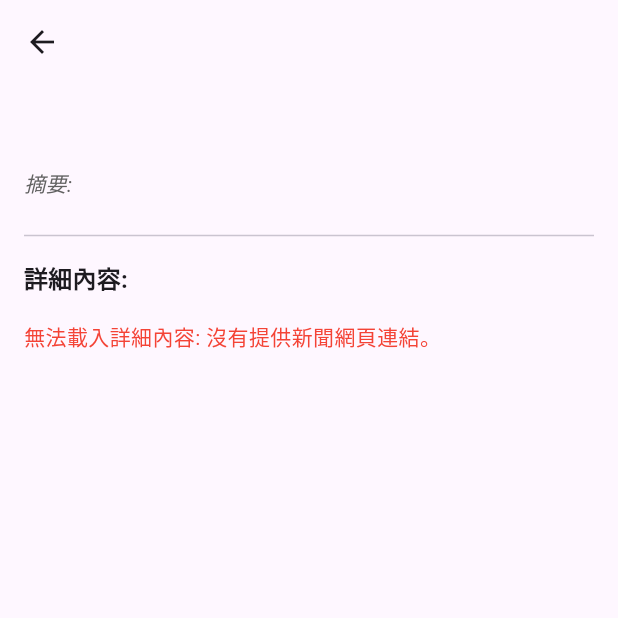
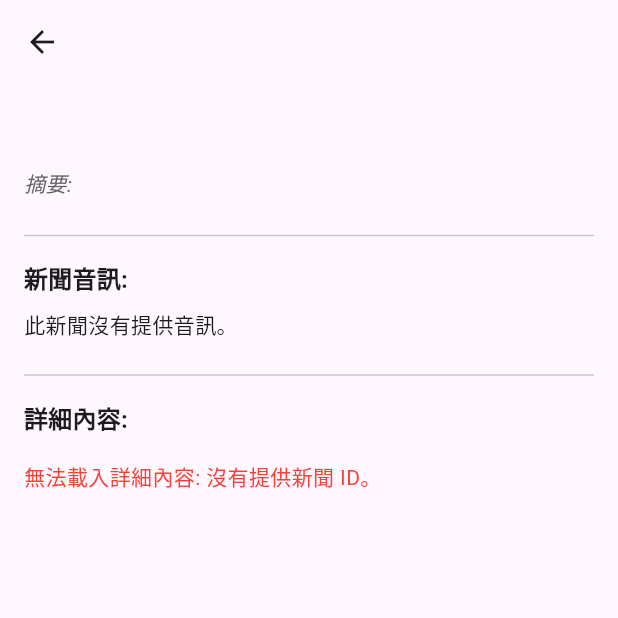
Before and after one commit to xiaomingtseng/JP_Learning, a Flutter app: the NewsDetailScreen screen opened directly with empty values, on a phone screen of 412 x 824 dp, the top half of it. Run offline on Flutter 3.47's test engine with Material 3 defaults, Android fonts, the phone set to English and light mode, and no system bars; our stand-ins replace audioplayers, firebase_auth, firebase_core, google_sign_in, shared_preferences; missing offline and left inert: ruby_text; accounts and stored records are empty; network calls fail.

Commit message:
修正抓取新聞的內容，並新增音檔

```diff
--- a/lib/models/news_article.dart
+++ b/lib/models/news_article.dart
@@ -1,21 +1,26 @@
 // filepath: d:\Github\flutter\jp_learning\lib\models\news_article.dart
 class NewsArticle {
+  final String newsId; // 新增 news_id 欄位
   final String title;
   final String summary;
   final String imageUrl;
-  final String newsWebUrl; // 新增網頁連結欄位
+  final String newsWebUrl; // 這個是原始新聞的 URL，可以保留
+  final String newsEasyVoiceUri;
 
   NewsArticle({
+    required this.newsId, // 加入建構子
     required this.title,
     required this.summary,
     this.imageUrl = '',
-    this.newsWebUrl = '', // 初始化
+    this.newsWebUrl = '',
+    this.newsEasyVoiceUri = '',
   });
 
   // 當從 API 獲取 JSON 資料時，通常會添加一個 factory constructor
   // 例如:
   factory NewsArticle.fromJson(Map<String, dynamic> json) {
     return NewsArticle(
+      newsId: json['news_id'] ?? '', // 解析 news_id
       title:
           json['title_with_ruby'] ??
           json['title'] ??
@@ -23,6 +28,7 @@ class NewsArticle {
       summary: json['title'] ?? '詳細內容待載入', // NHK Easy News 的原始標題作為摘要
       imageUrl: json['news_web_image_uri'] ?? '', // NHK Easy News 的圖片網址
       newsWebUrl: json['news_web_url'] ?? '', // 解析 news_web_url
+      newsEasyVoiceUri: json['news_easy_voice_uri'] ?? '',
     );
   }
 
--- a/lib/screens/news_detail_screen.dart
+++ b/lib/screens/news_detail_screen.dart
@@ -1,5 +1,6 @@
 import 'package:flutter/material.dart';
 import 'package:ruby_text/ruby_text.dart';
+import 'package:audioplayers/audioplayers.dart'; // 匯入 audioplayers
 import '../models/news_article.dart';
 import '../services/web_content_service.dart';
 import '../utils/text_parser.dart'; // 假設您有此檔案來解析 RubyTextData
@@ -19,26 +20,114 @@ class _NewsDetailScreenState extends State<NewsDetailScreen> {
   bool _isLoadingContent = true;
   String? _contentError;
 
+  final AudioPlayer _audioPlayer = AudioPlayer(); // 建立 AudioPlayer 實例
+  PlayerState? _playerState;
+  bool _isAudioLoading = false;
+  String? _audioError;
+  String _fullAudioUrl = "";
+
   @override
   void initState() {
     super.initState();
     _fetchArticleDetailContent();
+    _prepareAudioUrl(); // 準備音訊 URL
+    _audioPlayer.onPlayerStateChanged.listen((PlayerState s) {
+      if (mounted) {
+        setState(() => _playerState = s);
+      }
+    });
   }
 
-  Future<void> _fetchArticleDetailContent() async {
-    if (widget.newsArticle.newsWebUrl.isEmpty) {
+  @override
+  void dispose() {
+    _audioPlayer.release(); // 釋放 AudioPlayer 資源
+    _audioPlayer.dispose();
+    super.dispose();
+  }
+
+  void _prepareAudioUrl() {
+    String voiceUriFromJson = widget.newsArticle.newsEasyVoiceUri;
+    if (voiceUriFromJson.isNotEmpty) {
+      String fileNamePart =
+          voiceUriFromJson.endsWith('.m4a')
+              ? voiceUriFromJson.substring(
+                0,
+                voiceUriFromJson.length - '.m4a'.length,
+              )
+              : voiceUriFromJson;
+
+      if (fileNamePart.isNotEmpty) {
+        _fullAudioUrl =
+            "https://vod-stream.nhk.jp/news/easy_audio/$fileNamePart/index.m3u8";
+      }
+    }
+  }
+
+  Future<void> _playAudio() async {
+    if (_fullAudioUrl.isEmpty) {
       if (mounted) {
         setState(() {
-          _isLoadingContent = false;
-          _contentError = '沒有提供新聞網頁連結。';
+          _audioError = "沒有提供有效的音訊連結。";
+          _isAudioLoading = false;
         });
       }
       return;
     }
 
+    if (mounted) {
+      setState(() {
+        _isAudioLoading = true;
+        _audioError = null;
+      });
+    }
+
     try {
-      final content = await _contentService.fetchArticleContent(
-        widget.newsArticle.newsWebUrl,
+      await _audioPlayer.play(UrlSource(_fullAudioUrl));
+      if (mounted) {
+        setState(() {
+          _isAudioLoading = false;
+        });
+      }
+    } catch (e) {
+      print("播放音訊錯誤: $e");
+      if (mounted) {
+        setState(() {
+          _audioError = "無法播放音訊: $e";
+          _isAudioLoading = false;
+        });
+      }
+    }
+  }
+
+  Future<void> _pauseAudio() async {
+    await _audioPlayer.pause();
+  }
+
+  Future<void> _stopAudio() async {
+    await _audioPlayer.stop();
+  }
+
+  Future<void> _fetchArticleDetailContent() async {
+    if (widget.newsArticle.newsId.isEmpty) {
+      if (mounted) {
+        setState(() {
+          _isLoadingContent = false;
+          _contentError = '沒有提供新聞 ID。';
+        });
+      }
+      return;
+    }
+
+    if (mounted) {
+      setState(() {
+        _isLoadingContent = true;
+        _contentError = null;
+      });
+    }
+
+    try {
+      final content = await _contentService.fetchEasyArticleContentById(
+        widget.newsArticle.newsId,
       );
       if (mounted) {
         setState(() {
@@ -62,6 +151,10 @@ class _NewsDetailScreenState extends State<NewsDetailScreen> {
     List<RubyTextData> titleData = parseRubyTextToData(
       widget.newsArticle.title,
     );
+
+    bool canPlayAudio = _fullAudioUrl.isNotEmpty;
+    bool isPlaying = _playerState == PlayerState.playing;
+    bool isPaused = _playerState == PlayerState.paused;
 
     return Scaffold(
       appBar: AppBar(
@@ -139,7 +232,6 @@ class _NewsDetailScreenState extends State<NewsDetailScreen> {
               ),
             const SizedBox(height: 8.0),
 
-            // 顯示來自 JSON 的摘要
             Text(
               "摘要: ${widget.newsArticle.summary}",
               style: Theme.of(context).textTheme.bodyMedium?.copyWith(
@@ -147,6 +239,63 @@ class _NewsDetailScreenState extends State<NewsDetailScreen> {
                 color: Colors.grey[700],
               ),
             ),
+            const SizedBox(height: 16.0),
+            const Divider(),
+
+            // 音訊播放控制
+            const SizedBox(height: 8.0),
+            Text(
+              "新聞音訊:",
+              style: Theme.of(
+                context,
+              ).textTheme.titleMedium?.copyWith(fontWeight: FontWeight.bold),
+            ),
+            const SizedBox(height: 8.0),
+            if (canPlayAudio)
+              Row(
+                mainAxisAlignment: MainAxisAlignment.start,
+                children: [
+                  IconButton(
+                    icon: Icon(
+                      isPlaying
+                          ? Icons.pause_circle_filled
+                          : Icons.play_circle_filled,
+                      size: 36.0,
+                    ),
+                    onPressed:
+                        _isAudioLoading
+                            ? null
+                            : (isPlaying ? _pauseAudio : _playAudio),
+                    tooltip: isPlaying ? "暫停" : "播放",
+                  ),
+                  if (isPlaying || isPaused) // 只有在播放或暫停時才顯示停止按鈕
+                    IconButton(
+                      icon: const Icon(Icons.stop_circle_outlined, size: 36.0),
+                      onPressed: _isAudioLoading ? null : _stopAudio,
+                      tooltip: "停止",
+                    ),
+                  if (_isAudioLoading)
+                    const Padding(
+                      padding: EdgeInsets.only(left: 16.0),
+                      child: SizedBox(
+                        width: 24,
+                        height: 24,
+                        child: CircularProgressIndicator(strokeWidth: 2.5),
+                      ),
+                    ),
+                ],
+              )
+            else
+              const Text("此新聞沒有提供音訊。"),
+            if (_audioError != null)
+              Padding(
+                padding: const EdgeInsets.only(top: 8.0),
+                child: Text(
+                  "音訊錯誤: $_audioError",
+                  style: const TextStyle(color: Colors.red),
+                ),
+              ),
+
             const SizedBox(height: 16.0),
             const Divider(),
             const SizedBox(height: 8.0),
--- a/pubspec.yaml
+++ b/pubspec.yaml
@@ -17,6 +17,7 @@ dependencies:
   http: ^1.4.0
   html: ^0.15.6
   ruby_text: ^3.0.3
+  audioplayers: ^6.4.0
 
 dev_dependencies:
   flutter_test:
```
Also changed, not shown: lib/services/web_content_service.dart (+44 -0 lines), pubspec.lock, 5 other files.
